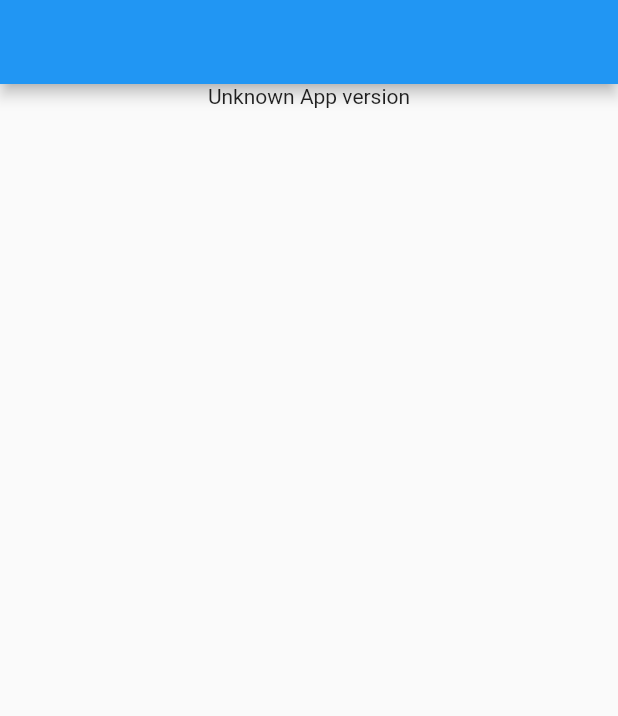
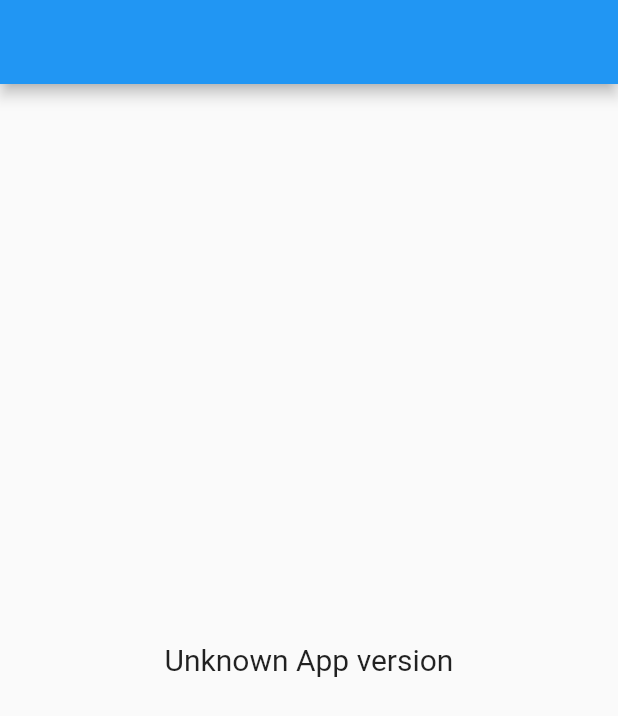
Before and after one commit to maropook/flutter_try, a Flutter app: the MyHomePage screen opened directly, on a phone screen of 412 x 824 dp. Shown: the top 716 px of the screen. Run offline on Flutter 3.47's test engine with Material 2 defaults, Android fonts, the phone set to English and light mode, and no system bars; our stand-ins replace flutter_riverpod.

Commit message:
first commit

```diff
--- a/lib/main.dart
+++ b/lib/main.dart
@@ -124,10 +124,7 @@ class _MyHomePageState extends State<MyHomePage> {
     return Scaffold(
       appBar: AppBar(),
       body: Center(
-        child: Column(
-          children: <Widget>[Text(_appVersion)],
-        ),
-      ),
+          child: Text(_appVersion, style: const TextStyle(fontSize: 20))),
     );
     // This trailing comma makes auto-formatting nicer for build methods.
   }
```
Also changed, not shown: 1 other file.
